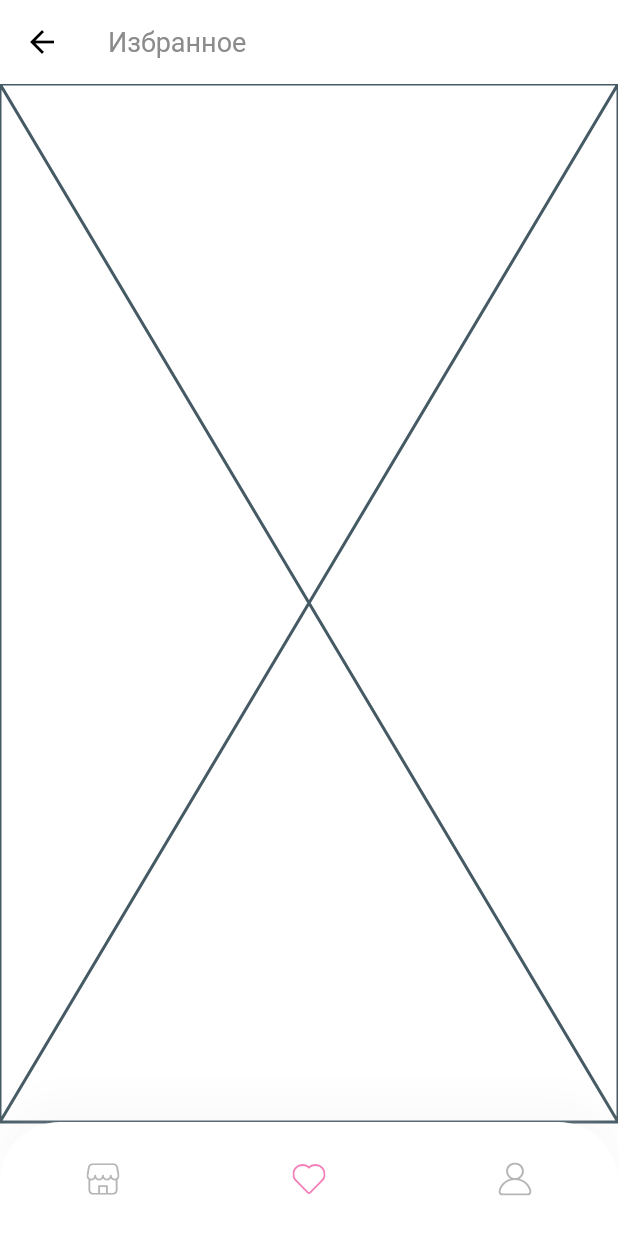
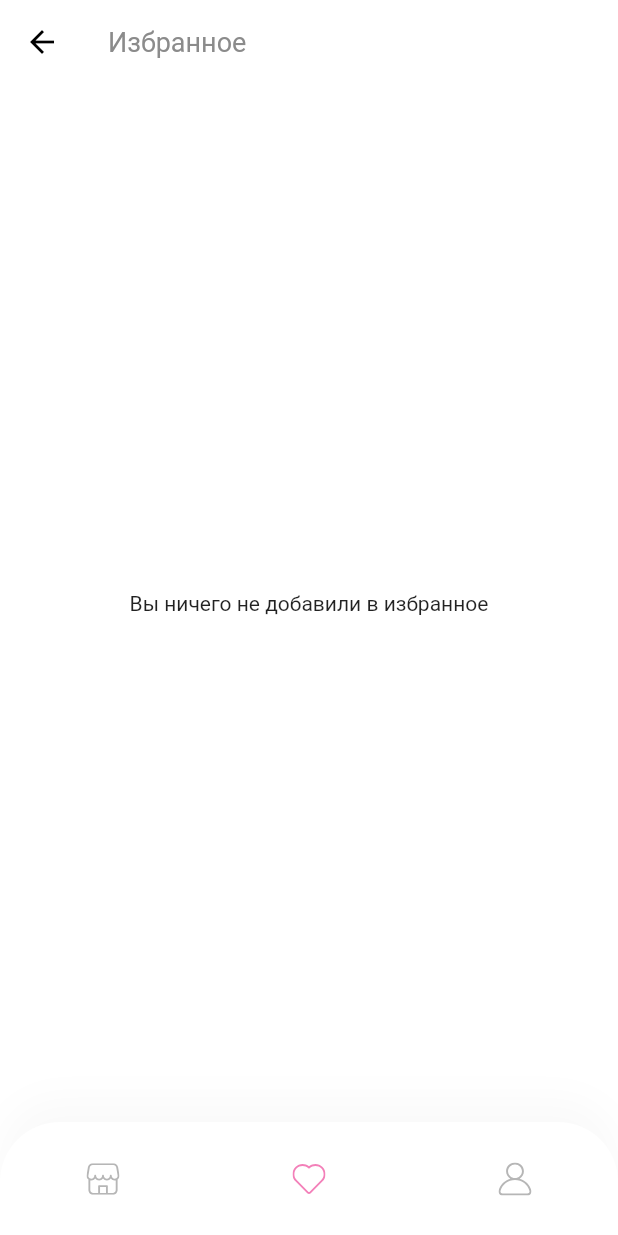
Before and after one commit to MorgueMorg/Flutter-FHome-Inai, a Flutter app: the FavoritesScreen screen opened by its route, on a phone screen of 412 x 824 dp. Run offline on Flutter 3.47's test engine with Material 2 defaults, Android fonts, the light colour scheme and no system bars; our stand-ins replace bloc, dio, equatable, flutter_bloc, flutter_svg; Roboto replaces fonts that are missing (Muli).

Commit message:
Finished the functional of the favorites :shipit:

```diff
--- a/lib/features/screens/favorites/components/body.dart
+++ b/lib/features/screens/favorites/components/body.dart
@@ -1,10 +1,28 @@
+import 'package:fhome/features/screens/home/components/products/custom_list_tile.dart';
+import 'package:fhome/repositories/models/product_model.dart';
 import 'package:flutter/widgets.dart';
+import 'package:flutter_bloc/flutter_bloc.dart';
+import 'package:fhome/features/cubit/favoritesFeature/favorites_cubit.dart';
 
 class Body extends StatelessWidget {
-  const Body({super.key});
+  const Body({Key? key}) : super(key: key);
 
   @override
   Widget build(BuildContext context) {
-    return const Placeholder();
+    return BlocBuilder<FavoritesCubit, List<Product>>(
+      builder: (context, state) {
+        return state.isEmpty
+            ? const Center(
+                child: Text("Вы ничего не добавили в избранное"),
+              )
+            : ListView.builder(
+                itemCount: state.length,
+                itemBuilder: (context, index) {
+                  final product = state[index];
+                  return CustomListTile(singlePost: product);
+                },
+              );
+      },
+    );
   }
 }
--- a/lib/main.dart
+++ b/lib/main.dart
@@ -1,4 +1,5 @@
 import 'package:fhome/features/cubit/cartFeature/cart_cubit.dart';
+import 'package:fhome/features/cubit/favoritesFeature/favorites_cubit.dart';
 import 'package:fhome/features/cubit/productFeature/product_fetch_cubit.dart';
 import 'package:fhome/features/cubit/productDetails/product_details_cubit.dart';
 import 'package:fhome/features/screens/product_details/product_details_screen.dart';
@@ -40,6 +41,9 @@ class MyApp extends StatelessWidget {
         BlocProvider<CartCubit>(
           create: (context) => CartCubit(),
         ),
+        BlocProvider<FavoritesCubit>(
+          create: (context) => FavoritesCubit(),
+        )
       ],
       child: MaterialApp(
         debugShowCheckedModeBanner: false,
```
Also changed, not shown: lib/features/cubit/favoritesFeature/favorites_cubit.dart (+8 -8 lines), lib/features/screens/home/components/products/custom_list_tile.dart (+25 -5 lines).
